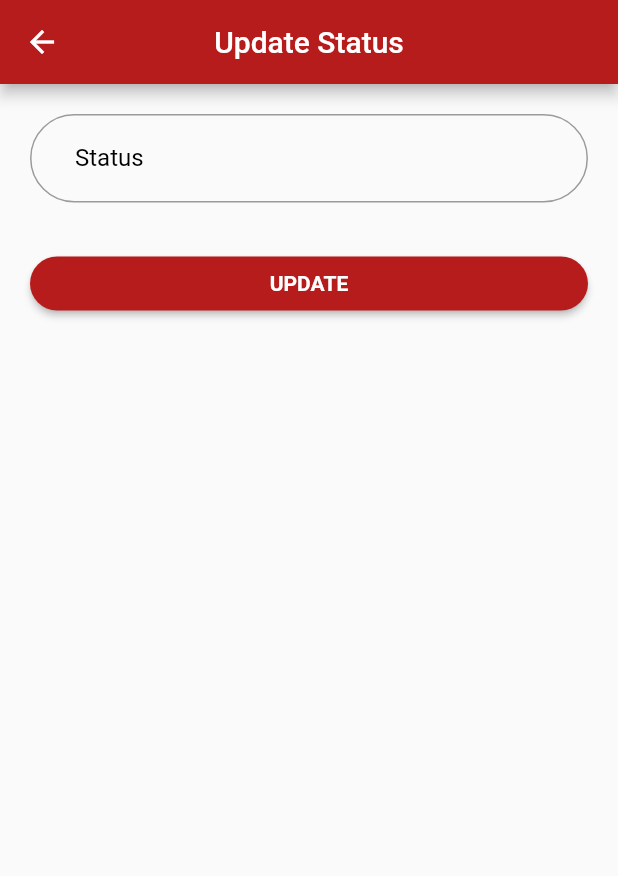
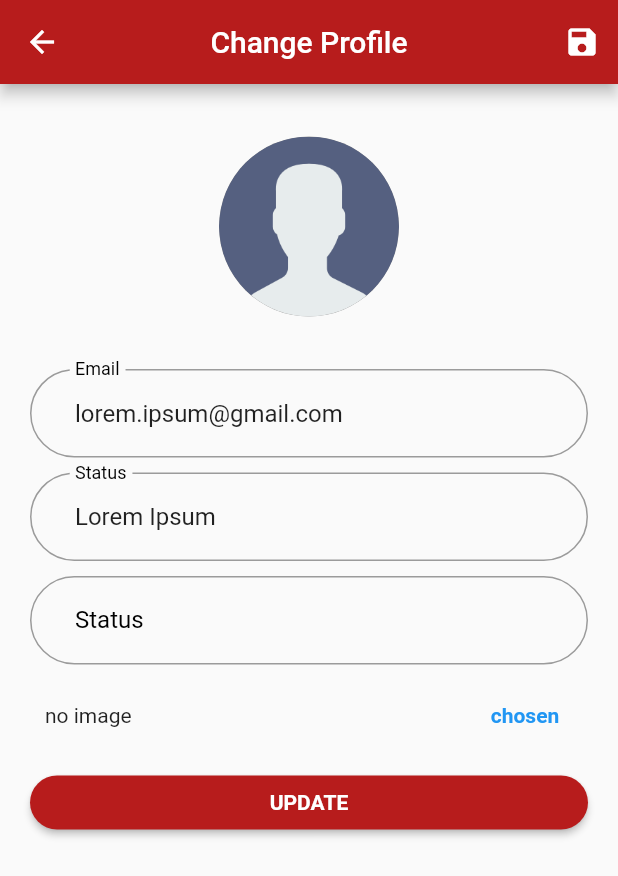
Before and after one commit to AgungLi/Chat-App, a Flutter app: the screen it shows after launch, on a phone screen of 412 x 824 dp. Shown: the top 876 px of the screen. Run offline on Flutter 3.47's test engine with Material 2 defaults, Android fonts, the phone set to English and light mode, and no system bars; drawn by our look-alikes of avatar_glow; our stand-ins replace firebase_core, get, introduction_screen, lottie; accounts and stored records are empty; project files that could hold a hidden picture were left out.

Commit message:
Create Change Profile Screen

```diff
--- /dev/null
+++ b/lib/app/modules/change_profile/bindings/change_profile_binding.dart
@@ -0,0 +1,12 @@
+import 'package:get/get.dart';
+
+import '../controllers/change_profile_controller.dart';
+
+class ChangeProfileBinding extends Bindings {
+  @override
+  void dependencies() {
+    Get.lazyPut<ChangeProfileController>(
+      () => ChangeProfileController(),
+    );
+  }
+}
--- /dev/null
+++ b/lib/app/modules/change_profile/controllers/change_profile_controller.dart
@@ -0,0 +1,24 @@
+import 'package:flutter/widgets.dart';
+import 'package:get/get.dart';
+
+class ChangeProfileController extends GetxController {
+  late TextEditingController emailC;
+  late TextEditingController nameC;
+  late TextEditingController statusC;
+
+  @override
+  void onInit() {
+    emailC = TextEditingController(text: "lorem.ipsum@gmail.com");
+    nameC = TextEditingController(text: "Lorem Ipsum");
+    statusC = TextEditingController();
+    super.onInit();
+  }
+
+  @override
+  void onClose() {
+    emailC.dispose();
+    nameC.dispose();
+    statusC.dispose();
+    super.onClose();
+  }
+}
--- /dev/null
+++ b/lib/app/modules/change_profile/views/change_profile_view.dart
@@ -0,0 +1,164 @@
+import 'package:avatar_glow/avatar_glow.dart';
+import 'package:flutter/material.dart';
+
+import 'package:get/get.dart';
+
+import '../controllers/change_profile_controller.dart';
+
+class ChangeProfileView extends GetView<ChangeProfileController> {
+  @override
+  Widget build(BuildContext context) {
+    return Scaffold(
+      appBar: AppBar(
+        leading: IconButton(
+          onPressed: () {},
+          icon: Icon(Icons.arrow_back),
+        ),
+        backgroundColor: Colors.red[900],
+        title: Text('Change Profile'),
+        centerTitle: true,
+        actions: [
+          IconButton(
+            onPressed: () {},
+            icon: Icon(Icons.save),
+          ),
+        ],
+      ),
+      body: Padding(
+        padding: const EdgeInsets.all(20),
+        child: ListView(
+          children: [
+            AvatarGlow(
+              endRadius: 75,
+              glowColor: Colors.black,
+              duration: Duration(seconds: 2),
+              child: Container(
+                margin: EdgeInsets.all(15),
+                width: 120,
+                height: 120,
+                decoration: BoxDecoration(
+                  color: Colors.black38,
+                  borderRadius: BorderRadius.circular(100),
+                  image: DecorationImage(
+                      image: AssetImage("assets/logo/noimage.png"),
+                      fit: BoxFit.cover),
+                ),
+              ),
+            ),
+            SizedBox(
+              height: 20,
+            ),
+            TextField(
+              controller: controller.emailC,
+              cursorColor: Colors.black,
+              decoration: InputDecoration(
+                labelText: "Email",
+                labelStyle: TextStyle(
+                  color: Colors.black,
+                ),
+                border: OutlineInputBorder(
+                  borderRadius: BorderRadius.circular(100),
+                ),
+                focusedBorder: OutlineInputBorder(
+                  borderRadius: BorderRadius.circular(100),
+                ),
+                contentPadding: EdgeInsets.symmetric(
+                  horizontal: 30,
+                  vertical: 20,
+                ),
+              ),
+            ),
+            SizedBox(
+              height: 10,
+            ),
+            TextField(
+              controller: controller.nameC,
+              cursorColor: Colors.black,
+              decoration: InputDecoration(
+                labelText: "Status",
+                labelStyle: TextStyle(
+                  color: Colors.black,
+                ),
+                border: OutlineInputBorder(
+                  borderRadius: BorderRadius.circular(100),
+                ),
+                focusedBorder: OutlineInputBorder(
+                  borderRadius: BorderRadius.circular(100),
+                ),
+                contentPadding: EdgeInsets.symmetric(
+                  horizontal: 30,
+                  vertical: 20,
+                ),
+              ),
+            ),
+            SizedBox(
+              height: 10,
+            ),
+            TextField(
+              controller: controller.statusC,
+              cursorColor: Colors.black,
+              decoration: InputDecoration(
+                labelText: "Status",
+                labelStyle: TextStyle(
+                  color: Colors.black,
+                ),
+                border: OutlineInputBorder(
+                  borderRadius: BorderRadius.circular(100),
+                ),
+                focusedBorder: OutlineInputBorder(
+                  borderRadius: BorderRadius.circular(100),
+                ),
+                contentPadding: EdgeInsets.symmetric(
+                  horizontal: 30,
+                  vertical: 20,
+                ),
+              ),
+            ),
+            SizedBox(
+              height: 10,
+            ),
+            Padding(
+              padding: const EdgeInsets.symmetric(horizontal: 10),
+              child: Row(
+                mainAxisAlignment: MainAxisAlignment.spaceBetween,
+                children: [
+                  Text("no image"),
+                  TextButton(
+                      onPressed: () {},
+                      child: Text(
+                        "chosen",
+                        style: TextStyle(
+                          fontWeight: FontWeight.bold,
+                        ),
+                      ))
+                ],
+              ),
+            ),
+            SizedBox(
+              height: 10,
+            ),
+            Container(
+              width: Get.width,
+              child: ElevatedButton(
+                onPressed: () {},
+                child: Text(
+                  "UPDATE",
+                  style: TextStyle(
+                    fontWeight: FontWeight.bold,
+                    color: Colors.white,
+                  ),
+                ),
+                style: ElevatedButton.styleFrom(
+                  primary: Colors.red[900],
+                  shape: RoundedRectangleBorder(
+                    borderRadius: BorderRadius.circular(100),
+                  ),
+                ),
+              ),
+            ),
+          ],
+        ),
+      ),
+    );
+  }
+}
--- a/lib/app/routes/app_pages.dart
+++ b/lib/app/routes/app_pages.dart
@@ -1,5 +1,7 @@
 import 'package:get/get.dart';
 
+import 'package:chatapp/app/modules/change_profile/bindings/change_profile_binding.dart';
+import 'package:chatapp/app/modules/change_profile/views/change_profile_view.dart';
 import 'package:chatapp/app/modules/chat_room/bindings/chat_room_binding.dart';
 import 'package:chatapp/app/modules/chat_room/views/chat_room_view.dart';
 import 'package:chatapp/app/modules/home/bindings/home_binding.dart';
@@ -58,5 +60,10 @@ class AppPages {
       page: () => UpdateStatusView(),
       binding: UpdateStatusBinding(),
     ),
+    GetPage(
+      name: _Paths.CHANGE_PROFILE,
+      page: () => ChangeProfileView(),
+      binding: ChangeProfileBinding(),
+    ),
   ];
 }
--- a/lib/app/routes/app_routes.dart
+++ b/lib/app/routes/app_routes.dart
@@ -11,6 +11,7 @@ abstract class Routes {
   static const CHAT_ROOM = _Paths.CHAT_ROOM;
   static const SEARCH = _Paths.SEARCH;
   static const UPDATE_STATUS = _Paths.UPDATE_STATUS;
+  static const CHANGE_PROFILE = _Paths.CHANGE_PROFILE;
 }
 
 abstract class _Paths {
@@ -21,4 +22,5 @@ abstract class _Paths {
   static const CHAT_ROOM = '/chat-room';
   static const SEARCH = '/search';
   static const UPDATE_STATUS = '/update-status';
+  static const CHANGE_PROFILE = '/change-profile';
 }
--- a/lib/main.dart
+++ b/lib/main.dart
@@ -29,7 +29,7 @@ class MyApp extends StatelessWidget {
         if (snapshot.connectionState == ConnectionState.done) {
           return GetMaterialApp(
             title: "ChatApp",
-            initialRoute: Routes.UPDATE_STATUS,
+            initialRoute: Routes.CHANGE_PROFILE,
             getPages: AppPages.routes,
           );
           //   return FutureBuilder(
```
